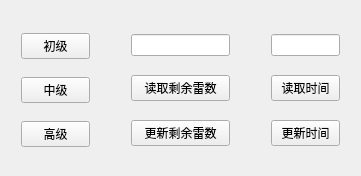
Old version of the form mainwindow.ui in the repository fzf404/MineCrack.
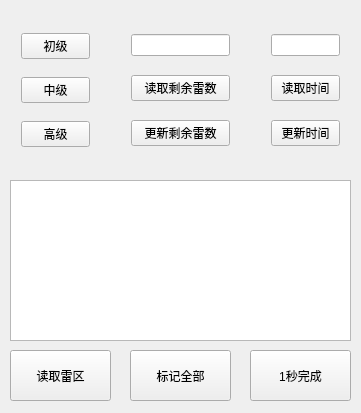
New version of the form.

Commit message: 🚓 基本完成

The edit to the form file:
```diff
--- a/mainwindow.ui
+++ b/mainwindow.ui
@@ -7,7 +7,7 @@
     <x>0</x>
     <y>0</y>
     <width>361</width>
-    <height>176</height>
+    <height>413</height>
    </rect>
   </property>
   <property name="windowTitle">
@@ -125,6 +125,55 @@
      </item>
     </layout>
    </widget>
+   <widget class="QTextEdit" name="textEdit">
+    <property name="geometry">
+     <rect>
+      <x>10</x>
+      <y>180</y>
+      <width>341</width>
+      <height>161</height>
+     </rect>
+    </property>
+   </widget>
+   <widget class="QPushButton" name="pushButton_8">
+    <property name="geometry">
+     <rect>
+      <x>10</x>
+      <y>350</y>
+      <width>101</width>
+      <height>51</height>
+     </rect>
+    </property>
+    <property name="text">
+     <string>读取雷区</string>
+    </property>
+   </widget>
+   <widget class="QPushButton" name="pushButton_9">
+    <property name="geometry">
+     <rect>
+      <x>250</x>
+      <y>350</y>
+      <width>101</width>
+      <height>51</height>
+     </rect>
+    </property>
+    <property name="text">
+     <string>1秒完成</string>
+    </property>
+   </widget>
+   <widget class="QPushButton" name="pushButton_10">
+    <property name="geometry">
+     <rect>
+      <x>130</x>
+      <y>350</y>
+      <width>101</width>
+      <height>51</height>
+     </rect>
+    </property>
+    <property name="text">
+     <string>标记全部</string>
+    </property>
+   </widget>
   </widget>
  </widget>
  <layoutdefault spacing="6" margin="11"/>
```
The commit also changes 4 other files.
